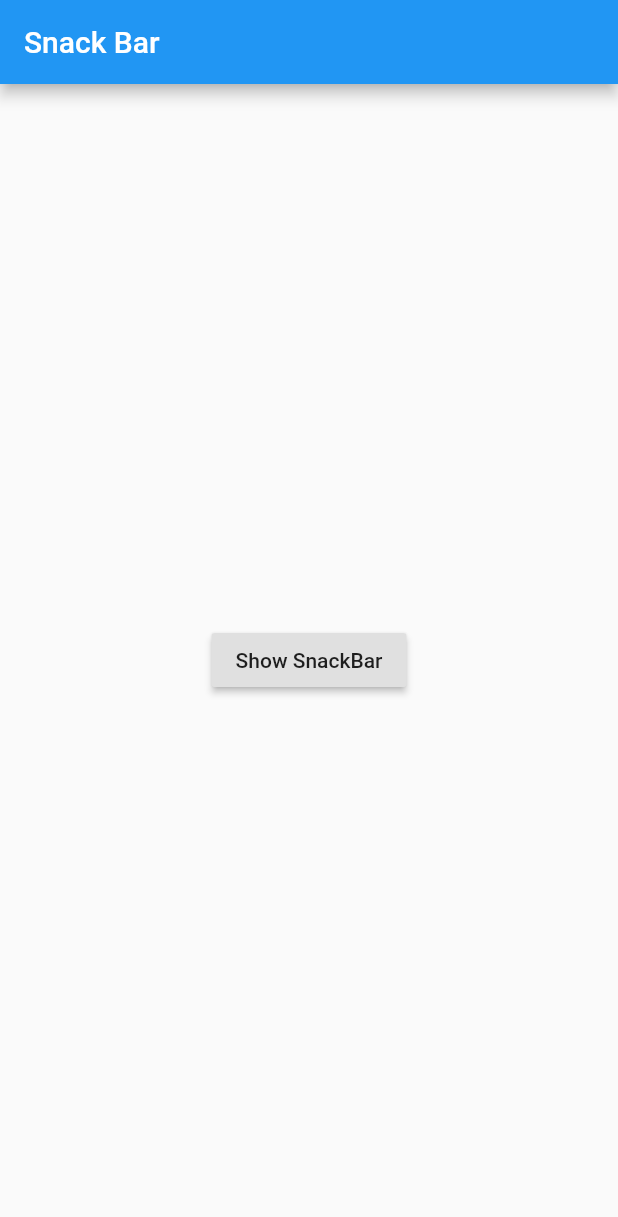
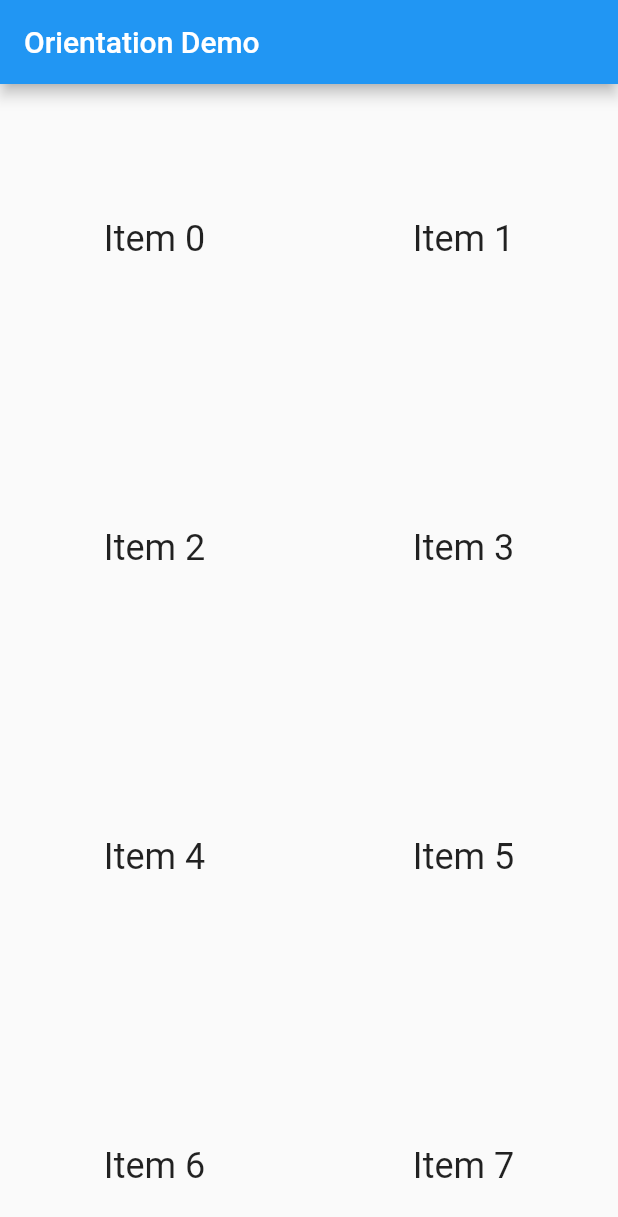
Before and after one commit to life2smile/flutter_learn, a Flutter app: the screen it shows after launch, on a phone screen of 412 x 824 dp. Shown: the top 1217 px of the screen. Run offline on Flutter 3.47's test engine with Material 2 defaults, Android fonts, the phone set to English and light mode, and no system bars.

Commit message:
feat: add orientation demo

```diff
--- a/lib/main.dart
+++ b/lib/main.dart
@@ -1,10 +1,14 @@
 import 'package:flutter/material.dart';
 import 'package:flutter_app_learn/animation/FadeInAndOut.dart';
 import 'package:flutter_app_learn/drawer/CustomDrawer.dart';
+import 'package:flutter_app_learn/orientation/OrientationDemo.dart';
 import 'package:flutter_app_learn/snackBar/CustomSnackBar.dart';
 
 void main(){
-  runApp(FadeInAndOut());//淡入淡出效果
+  //only the last runApp() work.if you want to see other widget,
+  //please comment all runApp except the one which you want to run
+  runApp(FadeInAndOut());
   runApp(CustomDrawer());
   runApp(CustomSnackBar());
+  runApp(OrientationDemo());
 }
--- /dev/null
+++ b/lib/orientation/OrientationDemo.dart
@@ -0,0 +1,42 @@
+import 'package:flutter/material.dart';
+import 'package:flutter/widgets.dart';
+
+class OrientationDemo extends StatelessWidget {
+  @override
+  Widget build(BuildContext context) {
+    return MaterialApp(
+      home: Scaffold(
+        appBar: AppBar(
+          title: Text('Orientation Demo'),
+        ),
+        body: OrientationPage(),
+      ),
+    );
+  }
+}
+
+class OrientationPage extends StatefulWidget {
+  @override
+  State<StatefulWidget> createState() {
+    return new OrientationPageState();
+  }
+}
+
+class OrientationPageState extends State<OrientationPage> {
+  @override
+  Widget build(BuildContext context) {
+    return OrientationBuilder(
+      builder: (context, orientation) {
+        return GridView.count(
+          crossAxisCount: orientation == Orientation.portrait ? 2 : 3,
+          children: List.generate(100, (index) {
+            return Center(
+              child: Text('Item $index',
+                  style: Theme.of(context).textTheme.headline),
+            );
+          }),
+        );
+      },
+    );
+  }
+}
```
Also changed, not shown: 1 other file.
